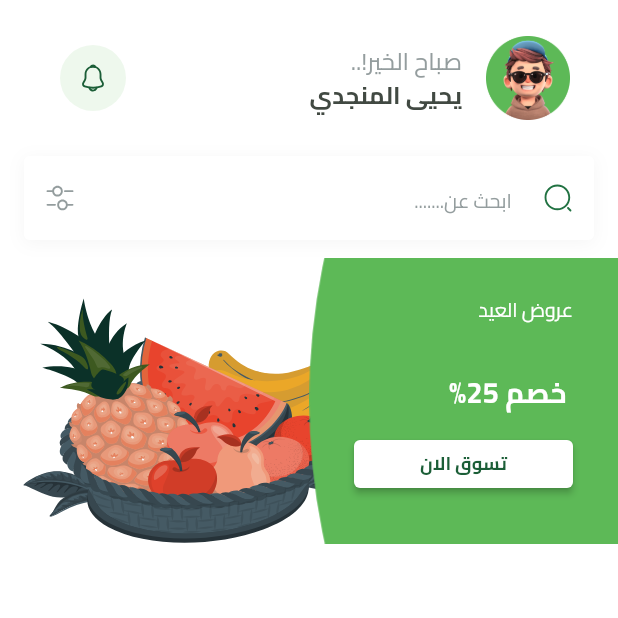
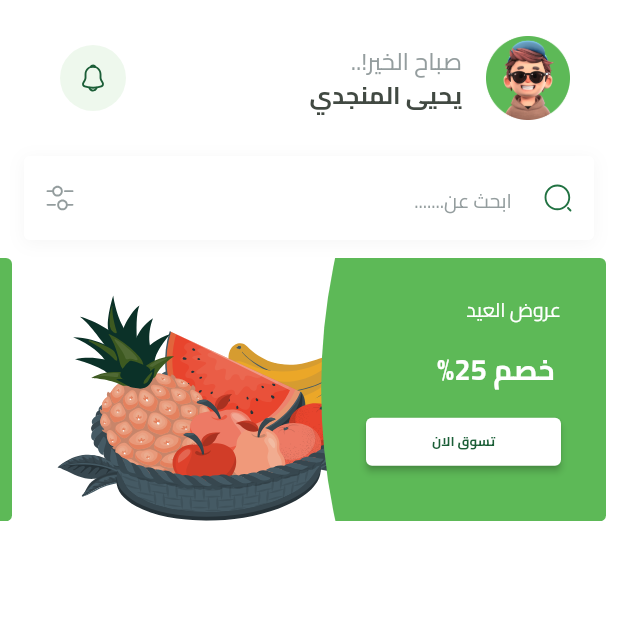
Before and after one commit to yahyaalmongdie/fruits_app, a Flutter app: the HomeView screen opened by its route, on a phone screen of 412 x 824 dp, the top half of it. Run offline on Flutter 3.47's test engine with Material 3 defaults, Android fonts, the phone set to English and light mode, and no system bars; our stand-ins replace bloc, cloud_firestore, dartz, dots_indicator, equatable, firebase_auth and 9 more; missing offline and left inert: flutter_facebook_auth; accounts and stored records are empty; project files that could hold a hidden picture were left out.

Commit message:
create featured list

```diff
--- a/lib/features/home/presentation/view/widgets/featured_item.dart
+++ b/lib/features/home/presentation/view/widgets/featured_item.dart
@@ -11,8 +11,10 @@
 
   @override
   Widget build(BuildContext context) {
-    var itemWidth = MediaQuery.of(context).size.width;
-    return SizedBox(
+    var itemWidth = MediaQuery.of(context).size.width-32;
+    return ClipRRect(
+      borderRadius: BorderRadius.circular(4),
+      child: SizedBox(
         width: itemWidth,
         child: AspectRatio(
           aspectRatio: 342 / 158,
@@ -67,6 +69,7 @@
             ],
           ),
         ),
+      ),
     );
   }
 }
--- /dev/null
+++ b/lib/features/home/presentation/view/widgets/featured_list.dart
@@ -0,0 +1,21 @@
+import 'package:flutter/material.dart';
+import 'package:fruits_app/features/home/presentation/view/widgets/featured_item.dart';
+
+class FeaturedList extends StatelessWidget {
+  const FeaturedList({super.key});
+
+  @override
+  Widget build(BuildContext context) {
+    return SingleChildScrollView(
+      scrollDirection: Axis.horizontal,
+      child: Row(
+        children: List.generate(
+            4,
+            (index) => const Padding(
+                  padding: EdgeInsets.symmetric(horizontal: 8),
+                  child: FeaturedItem(),
+                )),
+      ),
+    );
+  }
+}
--- a/lib/features/home/presentation/view/widgets/home_view_body.dart
+++ b/lib/features/home/presentation/view/widgets/home_view_body.dart
@@ -2,7 +2,7 @@
 import 'package:fruits_app/constants.dart';
 import 'package:fruits_app/core/widgets/search_text_filed.dart';
 import 'package:fruits_app/features/home/presentation/view/widgets/custom_home_app_bar.dart';
-import 'package:fruits_app/features/home/presentation/view/widgets/featured_item.dart';
+import 'package:fruits_app/features/home/presentation/view/widgets/featured_list.dart';
 
 class HomeViewBody extends StatelessWidget {
   const HomeViewBody({super.key});
@@ -32,7 +32,7 @@
           ),
         ),
         SliverToBoxAdapter(
-          child: FeaturedItem(),
+          child: FeaturedList(),
         )
       ],
     );
```
Lines whose indentation alone changed are shown as unchanged.
